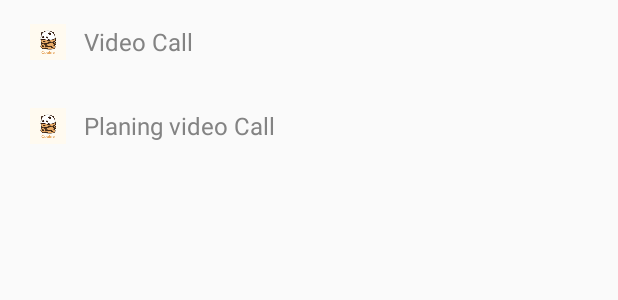
After one commit to sojeongyim/apprtc_androidapp, an Android app: the layout bottom_sheet_dialog.xml on its own in the app's theme, with its tools: preview values and no code run, on a phone screen of 412 x 824 dp. The commit adds this screen. Shown: the top 300 px of the screen. Run offline under Robolectric (Android 15) with nearby library versions, the phone set to English and light mode, and no system bars.

Commit message:
Bottom Sheet Dialog

```diff
--- a/app/src/main/java/xyz/pulse9/sinabro/MainActivity.java
+++ b/app/src/main/java/xyz/pulse9/sinabro/MainActivity.java
@@ -102,7 +102,8 @@ public class MainActivity extends AppCompatActivity implements ChatRoomListFragm
     private void loadFragment(Fragment fragment) {
         FragmentTransaction transaction = getSupportFragmentManager().beginTransaction();
         transaction.replace(R.id.flContainer, fragment);
-        transaction.addToBackStack(null);
+//        transaction.add(R.id.flContainer, fragment);
+//        transaction.addToBackStack(null);
         transaction.commit();
     }
 
--- /dev/null
+++ b/app/src/main/res/layout/bottom_sheet_dialog.xml
@@ -0,0 +1,51 @@
+<?xml version="1.0" encoding="utf-8"?>
+<LinearLayout xmlns:android="http://schemas.android.com/apk/res/android"
+    android:orientation="vertical" android:layout_width="match_parent"
+    android:layout_height="wrap_content">
+    <LinearLayout
+        android:id="@+id/msgLo"
+        android:layout_width="match_parent"
+        android:layout_height="56dp"
+        android:orientation="horizontal"
+        android:gravity="center_vertical"
+        android:clickable="true"
+        android:background="?attr/selectableItemBackground"
+        >
+        <ImageView
+            android:src="@drawable/eximage1"
+            android:layout_width="48dp"
+            android:layout_height="48dp"
+            android:padding="12dp"
+            android:layout_marginLeft="8dp"
+            />
+        <TextView
+            android:text="Video Call"
+            android:textColor="#838383"
+            android:textSize="16sp"
+            android:layout_width="match_parent"
+            android:layout_height="wrap_content" />
+    </LinearLayout>
+    <LinearLayout
+        android:id="@+id/emailLo"
+        android:layout_width="match_parent"
+        android:layout_height="56dp"
+        android:orientation="horizontal"
+        android:gravity="center_vertical"
+        android:clickable="true"
+        android:background="?attr/selectableItemBackground"
+        >
+        <ImageView
+            android:src="@drawable/eximage1"
+            android:layout_width="48dp"
+            android:layout_height="48dp"
+            android:padding="12dp"
+            android:layout_marginLeft="8dp"
+            />
+        <TextView
+            android:text="Planing video Call"
+            android:textColor="#838383"
+            android:textSize="16sp"
+            android:layout_width="match_parent"
+            android:layout_height="wrap_content" />
+    </LinearLayout>
+</LinearLayout>
--- a/app/src/main/res/values/strings.xml
+++ b/app/src/main/res/values/strings.xml
@@ -28,6 +28,9 @@
     <string name="connect_description">Connect to the room</string>
     <string name="add_favorite_description">Add favorite</string>
     <string name="format_description">%1$dx%2$d @ %3$d fps</string>
+
+    <string name="ChattingBottomSheetMenu1"> Planing Conference </string>
+    <string name="ChattingBottomSheetMenu2"> Start Conference </string>
 
     <!-- Settings strings. -->
     <string name="pref_room_key">room_preference</string>
```
Also changed, not shown: app/src/main/java/xyz/pulse9/sinabro/BottomSheetDialog.java (added, +49 -0 lines), app/src/main/java/xyz/pulse9/sinabro/ChatRoom.java (+8 -0 lines), app/src/main/java/xyz/pulse9/sinabro/ChatRoomAdapter.java (+10 -4 lines), app/src/main/java/xyz/pulse9/sinabro/ChatRoomListFragment.java (+32 -8 lines), app/src/main/java/xyz/pulse9/sinabro/ChattingActivity.java (+19 -3 lines).
